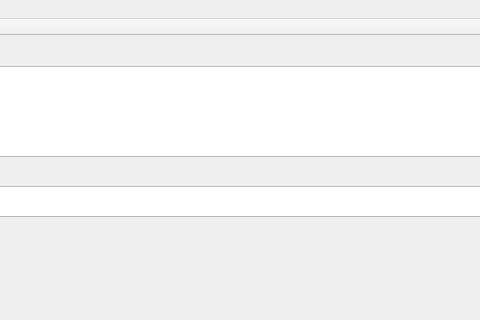
Above: mainwindow.ui from TonyMalghem/TX before the change; both pictures show x 305 to 785 and y 0 to 320 of the 1250 by 594 pixel window. Below: the same form after it.
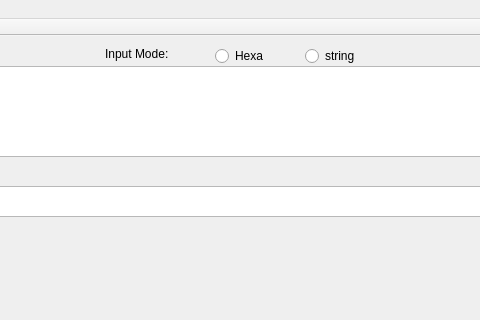
That is the form after the change.

Commit message: add hexa input mode and fix RCD decipher

Diff of the .ui file:
```diff
--- a/mainwindow.ui
+++ b/mainwindow.ui
@@ -353,6 +353,45 @@
      <string>Text to decipher:</string>
     </property>
    </widget>
+   <widget class="QRadioButton" name="radioButton_hexa">
+    <property name="geometry">
+     <rect>
+      <x>520</x>
+      <y>10</y>
+      <width>71</width>
+      <height>20</height>
+     </rect>
+    </property>
+    <property name="text">
+     <string>Hexa</string>
+    </property>
+   </widget>
+   <widget class="QRadioButton" name="radioButton_string">
+    <property name="geometry">
+     <rect>
+      <x>610</x>
+      <y>10</y>
+      <width>71</width>
+      <height>20</height>
+     </rect>
+    </property>
+    <property name="text">
+     <string>string</string>
+    </property>
+   </widget>
+   <widget class="QLabel" name="label_inputmode">
+    <property name="geometry">
+     <rect>
+      <x>410</x>
+      <y>10</y>
+      <width>81</width>
+      <height>16</height>
+     </rect>
+    </property>
+    <property name="text">
+     <string>Input Mode: </string>
+    </property>
+   </widget>
   </widget>
   <widget class="QMenuBar" name="menuBar">
    <property name="geometry">
```
The commit also changes 1 other file.
